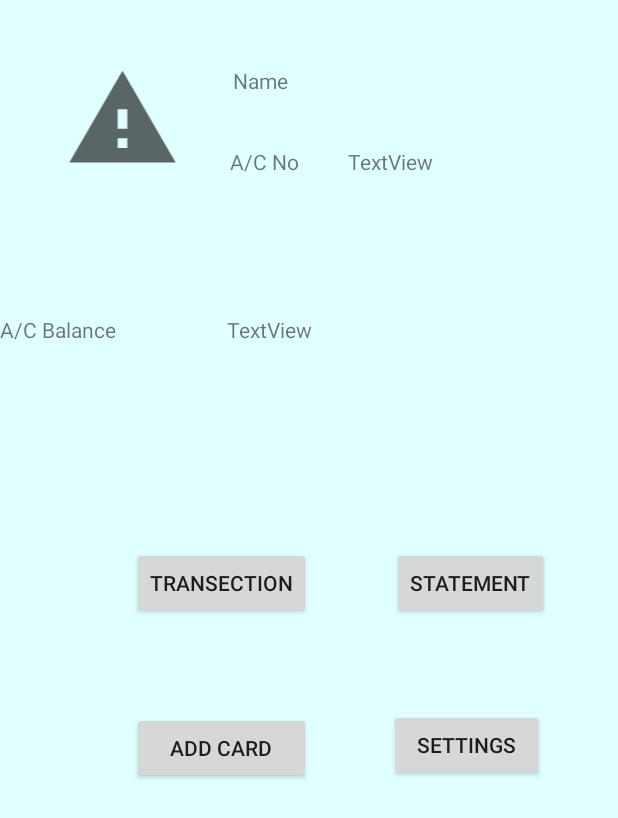
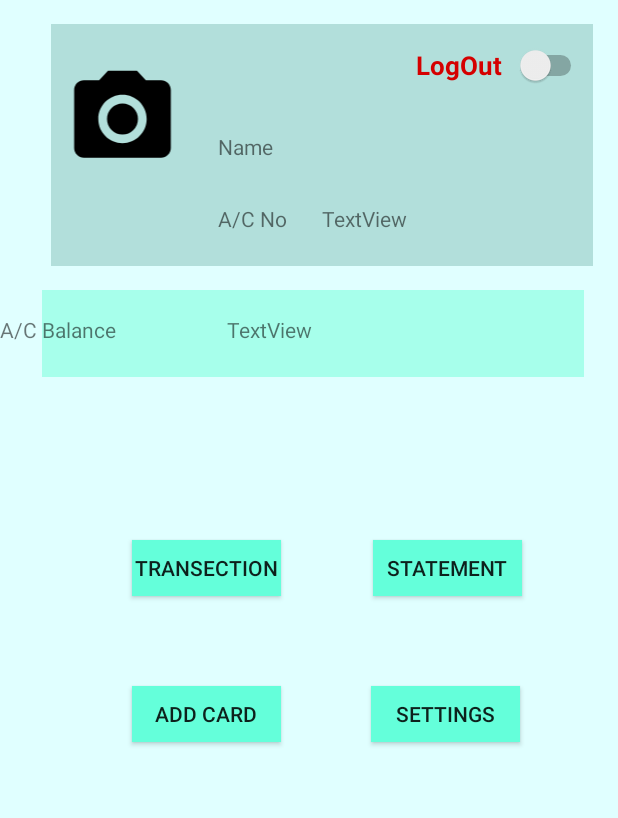
Before and after one commit to Rahuljoy/wallet, an Android app: the layout activity_user_home_area.xml on its own in the app's theme, with its tools: preview values and no code run, on a phone screen of 412 x 824 dp. Shown: the top 818 px of the screen. Run offline under Robolectric (Android 15) with nearby library versions, the phone set to English and light mode, and no system bars.

Commit message:
user Page modify

```diff
--- a/app/src/main/AndroidManifest.xml
+++ b/app/src/main/AndroidManifest.xml
@@ -32,6 +32,10 @@
                 android:label="@string/title_activity_user_home"
                 android:theme="@style/AppTheme">
         </activity>
+        <activity android:name=".ContentUserHomeActivity">
+        </activity>
+        <activity android:name=".UserHomeAreaActivity">
+        </activity>
     </application>
 
 </manifest>
--- a/app/src/main/java/com/example/rahul/wallet/LoginActivity.java
+++ b/app/src/main/java/com/example/rahul/wallet/LoginActivity.java
@@ -87,9 +87,10 @@ try{
             if (response.isSuccessful()){
                 LoginObject loginObject = response.body();
                    if (loginObject.getUser_active()!=null){
-                       Intent intent = new Intent(LoginActivity.this,UserHomeActivity.class);
+                       Intent intent = new Intent(LoginActivity.this,UserHomeAreaActivity.class);
                        intent.putExtra("username",username);
                        startActivity(intent);
+                       Toast.makeText(LoginActivity.this,"Login Successfully",Toast.LENGTH_SHORT).show();
                     }
  else {
                         Toast.makeText(LoginActivity.this,"username or password is incorrect",Toast.LENGTH_SHORT).show();
--- a/app/src/main/res/layout/activity_home.xml
+++ b/app/src/main/res/layout/activity_user_home_area.xml
@@ -6,11 +6,12 @@
         android:layout_width="match_parent"
         android:layout_height="match_parent"
         android:background="@color/colorLIGHTCYAN"
-        tools:context=".HomeActivity">
+        tools:context=".UserHomeAreaActivity">
 
     <View
             android:layout_width="361dp"
             android:layout_height="161dp"
+            android:background="#B2DFDB"
             android:id="@+id/view" app:layout_constraintTop_toTopOf="parent"
             app:layout_constraintStart_toStartOf="parent"
             android:layout_marginEnd="8dp" android:layout_marginRight="8dp" app:layout_constraintEnd_toEndOf="parent"
@@ -18,13 +19,14 @@
     <View
             android:layout_width="361dp"
             android:layout_height="58dp"
+            android:background="#A7FFEB"
             android:id="@+id/view3" android:layout_marginTop="16dp" app:layout_constraintTop_toBottomOf="@+id/view"
             app:layout_constraintStart_toStartOf="parent" android:layout_marginLeft="8dp"
             android:layout_marginStart="8dp" app:layout_constraintEnd_toEndOf="parent" android:layout_marginEnd="8dp"
             android:layout_marginRight="8dp" app:layout_constraintHorizontal_bias="0.571"/>
     <View
             android:layout_width="361dp"
-            android:layout_height="256dp"
+            android:layout_height="279dp"
             android:id="@+id/view4" android:layout_marginTop="8dp" app:layout_constraintTop_toBottomOf="@+id/view3"
             app:layout_constraintStart_toStartOf="parent" android:layout_marginLeft="8dp"
             android:layout_marginStart="8dp" android:layout_marginEnd="8dp" android:layout_marginRight="8dp"
@@ -33,46 +35,47 @@
             app:layout_constraintVertical_bias="0.204"/>
     <ImageView
             android:layout_width="79dp"
-            android:layout_height="77dp" app:srcCompat="?android:attr/alertDialogIcon"
+            android:layout_height="77dp" app:srcCompat="@drawable/ic_menu_camera"
             android:id="@+id/imageView3" android:layout_marginTop="8dp" app:layout_constraintTop_toTopOf="@+id/view"
             app:layout_constraintStart_toStartOf="@+id/view" android:layout_marginLeft="8dp"
             android:layout_marginStart="8dp" android:layout_marginBottom="8dp"
             app:layout_constraintBottom_toTopOf="@+id/view3" app:layout_constraintVertical_bias="0.202"/>
     <TextView
-            android:layout_width="214dp"
+            android:layout_width="156dp"
             android:layout_height="28dp"
             android:id="@+id/viewUsername" app:layout_constraintStart_toEndOf="@+id/imageView3"
             android:layout_marginLeft="8dp" android:layout_marginStart="8dp"
-            app:layout_constraintTop_toTopOf="@+id/view" android:layout_marginTop="28dp"
+            app:layout_constraintTop_toTopOf="@+id/view" android:layout_marginTop="72dp"
             app:layout_constraintEnd_toEndOf="@+id/view" android:layout_marginEnd="8dp"
-            android:layout_marginRight="8dp" app:layout_constraintHorizontal_bias="0.592"
+            android:layout_marginRight="8dp" app:layout_constraintHorizontal_bias="0.156"
             android:text="Name" android:visibility="visible"/>
     <TextView
             android:text="A/C No"
-            android:layout_width="69dp"
+            android:layout_width="56dp"
             android:layout_height="28dp"
             android:id="@+id/textView13" android:layout_marginTop="8dp"
             app:layout_constraintTop_toBottomOf="@+id/viewUsername" app:layout_constraintStart_toEndOf="@+id/imageView3"
-            android:layout_marginLeft="32dp" android:layout_marginStart="32dp"
+            android:layout_marginLeft="24dp" android:layout_marginStart="24dp"
             app:layout_constraintBottom_toBottomOf="@+id/view" android:layout_marginBottom="8dp"
-            app:layout_constraintVertical_bias="0.295"/>
+            app:layout_constraintVertical_bias="0.698"/>
     <TextView
             android:text="TextView"
-            android:layout_width="136dp"
+            android:layout_width="148dp"
             android:layout_height="28dp"
             android:id="@+id/textView14" app:layout_constraintStart_toEndOf="@+id/textView13"
             android:layout_marginLeft="8dp" android:layout_marginStart="8dp" android:layout_marginTop="8dp"
             app:layout_constraintTop_toBottomOf="@+id/viewUsername" app:layout_constraintBottom_toBottomOf="@+id/view"
             android:layout_marginBottom="8dp" app:layout_constraintEnd_toEndOf="@+id/view"
-            android:layout_marginEnd="8dp" android:layout_marginRight="8dp" app:layout_constraintHorizontal_bias="0.08"
-            app:layout_constraintVertical_bias="0.295"/>
+            android:layout_marginEnd="8dp" android:layout_marginRight="8dp" app:layout_constraintHorizontal_bias="0.172"
+            app:layout_constraintVertical_bias="0.698"/>
     <TextView
             android:text="A/C Balance"
             android:layout_width="88dp"
             android:layout_height="28dp"
             tools:layout_editor_absoluteX="64dp" android:id="@+id/textView16" android:layout_marginTop="8dp"
             app:layout_constraintTop_toTopOf="@+id/view3" app:layout_constraintBottom_toBottomOf="@+id/view3"
-            android:layout_marginBottom="8dp" app:layout_constraintVertical_bias="0.642"/>
+            android:layout_marginBottom="8dp" app:layout_constraintVertical_bias="0.642"
+            tools:ignore="MissingConstraints"/>
     <TextView
             android:text="TextView"
             android:layout_width="198dp"
@@ -85,34 +88,48 @@
             app:layout_constraintVertical_bias="0.631"/>
     <Button
             android:text="Transection"
-            android:layout_width="wrap_content"
-            android:layout_height="wrap_content"
+            android:layout_width="99dp"
+            android:layout_height="37dp"
             android:id="@+id/button5" android:layout_marginTop="44dp"
             app:layout_constraintTop_toTopOf="@+id/view4" app:layout_constraintStart_toStartOf="@+id/view4"
-            android:layout_marginLeft="60dp" android:layout_marginStart="60dp"/>
+            android:layout_marginLeft="60dp" android:layout_marginStart="60dp"
+            android:background="#64FFDA"/>
     <Button
             android:text="Statement"
-            android:layout_width="wrap_content"
-            android:layout_height="wrap_content"
+            android:layout_width="99dp"
+            android:layout_height="37dp"
             android:id="@+id/button6" app:layout_constraintStart_toEndOf="@+id/button5" android:layout_marginLeft="48dp"
             android:layout_marginStart="48dp" app:layout_constraintTop_toTopOf="@+id/view4"
             android:layout_marginTop="44dp" app:layout_constraintEnd_toEndOf="@+id/view4" android:layout_marginEnd="8dp"
-            android:layout_marginRight="8dp" app:layout_constraintHorizontal_bias="0.285"/>
+            android:layout_marginRight="8dp" app:layout_constraintHorizontal_bias="0.285"
+            android:background="#64FFDA"/>
     <Button
             android:text="Add Card"
-            android:layout_width="119dp"
-            android:layout_height="wrap_content"
+            android:layout_width="99dp"
+            android:layout_height="37dp"
             android:id="@+id/button8" android:layout_marginBottom="8dp"
             app:layout_constraintBottom_toBottomOf="@+id/view4" android:layout_marginTop="8dp"
             app:layout_constraintTop_toBottomOf="@+id/button5" app:layout_constraintStart_toStartOf="@+id/view4"
             android:layout_marginLeft="60dp" android:layout_marginStart="60dp"
-            app:layout_constraintVertical_bias="0.54"/>
+            app:layout_constraintVertical_bias="0.358"
+            android:background="#64FFDA"/>
     <Button
             android:text="Settings"
-            android:layout_width="103dp"
-            android:layout_height="wrap_content"
+            android:layout_width="99dp"
+            android:layout_height="37dp"
             android:id="@+id/button9"
             android:layout_marginTop="60dp"
             app:layout_constraintTop_toBottomOf="@+id/button6" app:layout_constraintStart_toEndOf="@+id/button8"
-            android:layout_marginLeft="52dp" android:layout_marginStart="52dp"/>
+            android:layout_marginLeft="60dp" android:layout_marginStart="60dp"
+            android:background="#64FFDA"/>
+    <Switch
+            android:text="@string/logout"
+            android:layout_width="114dp"
+            android:layout_height="28dp"
+            android:id="@+id/logOut" app:layout_constraintEnd_toEndOf="@+id/view" android:layout_marginEnd="4dp"
+            android:layout_marginRight="4dp" android:textAllCaps="false"
+            android:textColor="#D50000" android:textSize="17sp" android:textStyle="bold"
+            tools:ignore="MissingConstraints" app:layout_constraintBottom_toBottomOf="@+id/view"
+            android:layout_marginBottom="120dp"/>
+
 </android.support.constraint.ConstraintLayout>
--- a/app/src/main/res/values/strings.xml
+++ b/app/src/main/res/values/strings.xml
@@ -15,4 +15,5 @@
 
     <!-- TODO: Remove or change this placeholder text -->
     <string name="hello_blank_fragment">Hello blank fragment</string>
+    <string name="logout">LogOut</string>
 </resources>
```
Also changed, not shown: app/src/main/java/com/example/rahul/wallet/AddCardFragment.java (deleted, +0 -108 lines), app/src/main/java/com/example/rahul/wallet/HomeActivity.java (deleted, +0 -27 lines), app/src/main/java/com/example/rahul/wallet/HomeFragment.java (deleted, +0 -108 lines), app/src/main/java/com/example/rahul/wallet/UserHomeActivity.java (deleted, +0 -105 lines), app/src/main/java/com/example/rahul/wallet/UserHomeAreaActivity.java (added, +45 -0 lines), app/src/main/res/layout/activity_user_home.xml (deleted, +0 -26 lines), app/src/main/res/layout/app_bar_user_home.xml (deleted, +0 -32 lines), app/src/main/res/layout/content_user_home.xml (deleted, +0 -12 lines), app/src/main/res/layout/fragment_add_card.xml (deleted, +0 -14 lines), app/src/main/res/layout/fragment_home.xml (deleted, +0 -14 lines), app/src/main/res/layout/nav_header_user_home.xml (deleted, +0 -40 lines), app/src/main/res/menu/activity_user_home_drawer.xml (deleted, +0 -30 lines), app/src/main/res/menu/user_home.xml (deleted, +0 -11 lines), 56 other files.
